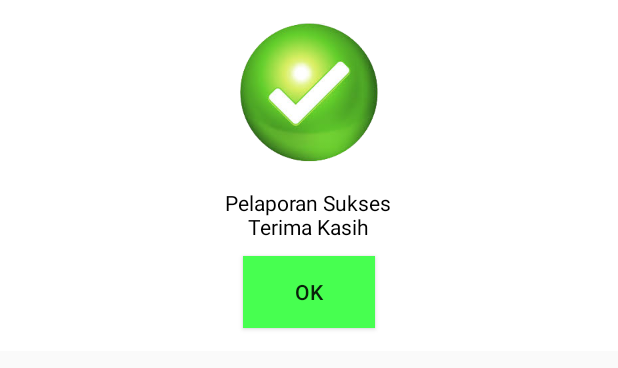
After one commit to pantidev/hackjak2017_android_pantidev, an Android app: the layout success_dialog.xml on its own in the app's theme, with its tools: preview values and no code run, on a phone screen of 412 x 824 dp. The commit adds this screen. Shown: the top 368 px of the screen. Run offline under Robolectric (Android 15) with nearby library versions, the phone set to English and light mode, and no system bars.

Commit message:
Third Commit

```diff
--- a/app/build.gradle
+++ b/app/build.gradle
@@ -24,7 +24,6 @@ dependencies {
     implementation 'com.google.android.gms:play-services-maps:11.6.2'
     implementation 'com.google.android.gms:play-services-maps:11.6.2'
     implementation 'com.google.android.gms:play-services-location:11.6.2'
-    implementation 'cn.pedant.sweetalert:library:1.3'
     implementation 'com.android.volley:volley:1.0.0'
     implementation 'com.android.support:cardview-v7:26.1.0'
     implementation 'com.android.support:design:26.1.0'
--- a/app/src/main/res/layout/detail_marker.xml
+++ b/app/src/main/res/layout/detail_marker.xml
@@ -9,7 +9,7 @@
         android:layout_height="30dp"
         android:layout_gravity="right"
         android:background="@drawable/box_ash"
-        android:text="Report"
+        android:text="Lapor"
         android:textColor="@color/font"
         android:textAllCaps="false"
         android:layout_margin="5dp"
@@ -253,7 +253,7 @@
                     android:layout_height="match_parent"
                     android:background="@drawable/box_ash"
                     android:gravity="center"
-                    android:text="1"
+                    android:text="-"
                     android:textColor="@color/font"
                     android:textSize="35sp"
                     android:id="@+id/tvRepLingkungan"/>
@@ -305,7 +305,7 @@
                     android:layout_height="match_parent"
                     android:background="@drawable/box_ash"
                     android:textColor="@color/font"
-                    android:text="1"
+                    android:text="-"
                     android:textSize="35sp"
                     android:gravity="center"
                     android:id="@+id/tvRepKejahatan"
--- /dev/null
+++ b/app/src/main/res/layout/success_dialog.xml
@@ -0,0 +1,43 @@
+<?xml version="1.0" encoding="utf-8"?>
+<LinearLayout
+    xmlns:android="http://schemas.android.com/apk/res/android"
+    android:orientation="vertical"
+    android:layout_width="match_parent"
+    android:layout_height="wrap_content"
+    android:background="#fff">
+
+
+        <ImageView
+            android:layout_marginTop="15sp"
+            android:layout_width="100sp"
+            android:layout_height="100sp"
+            android:src="@drawable/suc"
+            android:layout_gravity="center"
+            />
+
+
+
+    <TextView
+        android:layout_marginTop="10sp"
+        android:layout_width="wrap_content"
+        android:layout_height="wrap_content"
+        android:layout_gravity="center"
+        android:gravity="center"
+        android:textColor="#000"
+        android:textSize="14sp"
+        android:text="@string/sukses"/>
+
+    <Button
+        android:layout_marginTop="10sp"
+
+        android:layout_width="wrap_content"
+        android:layout_height="wrap_content"
+        android:text="OK"
+        android:layout_gravity="center"
+        android:layout_marginBottom="15sp"
+        android:id="@+id/btnOk"
+        android:onClick="success"
+        android:background="#47ff50"
+        />
+
+</LinearLayout>
--- a/app/src/main/res/values/strings.xml
+++ b/app/src/main/res/values/strings.xml
@@ -1,8 +1,9 @@
 <resources>
     <string name="app_name">Tako</string>
     <string name="title_activity_maps">Map</string>
-    <string name="Logo">Selamat Datang di TAKO\n Peta dan Pengaduan Sekitar RPTRA</string>
+    <string name="Logo">Selamat Datang di TAKO\nPeta dan Pengaduan Sekitar RPTRA</string>
     <string name="approve">Approve</string>
+    <string name="sukses">Pelaporan Sukses\nTerima Kasih</string>
 
     <string-array name="Event">
         <item>Pilih Tema Pelaporan</item>
```
Also changed, not shown: app/src/main/AndroidManifest.xml (+15 -12 lines), app/src/main/java/hackjak/pantidev/tako/Map.java (+165 -11 lines), app/src/main/java/hackjak/pantidev/tako/Report.java (+61 -40 lines), app/src/main/java/hackjak/pantidev/tako/Start.java (+87 -9 lines), app/src/main/res/layout/report.xml (+11 -0 lines), app/src/main/res/menu/approve_menu.xml (deleted, +0 -10 lines), app/src/main/res/drawable-mdpi/ruang_anak.png (added), app/src/main/res/drawable-mdpi/suc.png (added), 1 other file.
